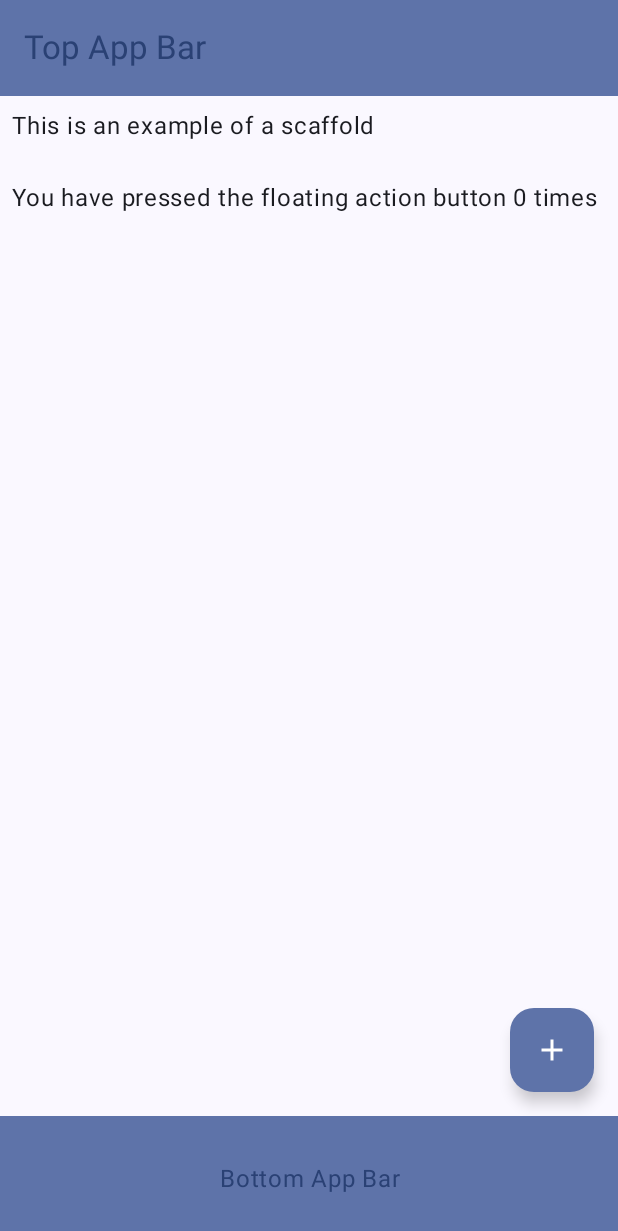
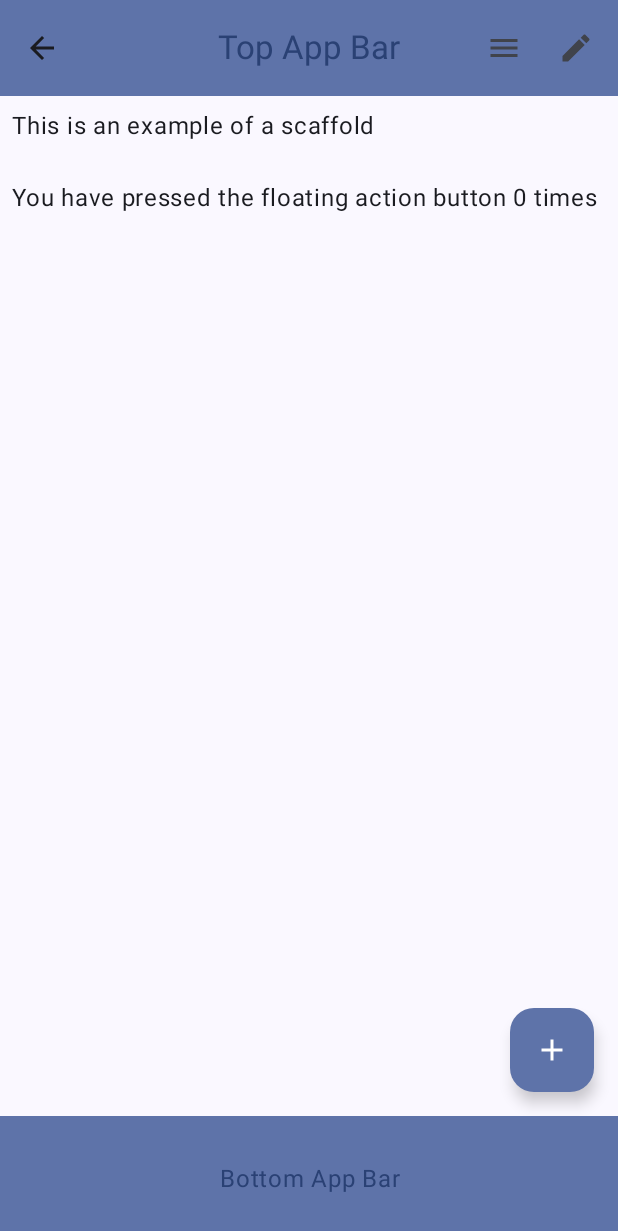
Before and after one commit to ji-circle/mobile6, an Android app built with Jetpack Compose: the screen it shows after launch (MainActivity), on a phone screen of 412 x 824 dp. Shown: the top 1231 px of the screen. Run offline under Robolectric (Android 15) with nearby library versions, the phone set to English and light mode, and no system bars.

Commit message:
add: topappbar 정렬, 뒤로가기, 메뉴 액션 등

```diff
--- a/app/src/main/java/com/example/secondapp6/MainActivity.kt
+++ b/app/src/main/java/com/example/secondapp6/MainActivity.kt
@@ -10,11 +10,16 @@ import androidx.compose.foundation.layout.fillMaxSize
 import androidx.compose.foundation.layout.fillMaxWidth
 import androidx.compose.foundation.layout.padding
 import androidx.compose.material.icons.Icons
+import androidx.compose.material.icons.automirrored.filled.ArrowBack
 import androidx.compose.material.icons.filled.Add
+import androidx.compose.material.icons.filled.Edit
+import androidx.compose.material.icons.filled.Menu
 import androidx.compose.material3.BottomAppBar
+import androidx.compose.material3.CenterAlignedTopAppBar
 import androidx.compose.material3.ExperimentalMaterial3Api
 import androidx.compose.material3.FloatingActionButton
 import androidx.compose.material3.Icon
+import androidx.compose.material3.IconButton
 import androidx.compose.material3.MaterialTheme
 import androidx.compose.material3.Scaffold
 import androidx.compose.material3.Text
@@ -34,83 +39,54 @@ import androidx.compose.ui.unit.dp
 import com.example.secondapp6.ui.theme.SecondApp6Theme
 
 class MainActivity : ComponentActivity() {
-    //아래에서 Scaffold 이하 내용 복사해서 옮겨넣으면서 api 어쩌구를 opt in for 했음... 그래서 아래 코드 없앰
-//    @OptIn(ExperimentalMaterial3Api::class)
+
     override fun onCreate(savedInstanceState: Bundle?) {
         super.onCreate(savedInstanceState)
         enableEdgeToEdge()
         setContent {
             SecondApp6Theme {
-                //scaffold = 틀...
-                //  modifier 부분을 지웠음
-//                Scaffold(modifier = Modifier.fillMaxSize()) { innerPadding ->
-//                Scaffold(
-//                    topBar = {
-//                        TopAppBar(
-//                            colors = topAppBarColors(
-//                                containerColor = MaterialTheme.colorScheme.primaryContainer,
-//                                titleContentColor = MaterialTheme.colorScheme.primary
-//                            ),
-//                            title = { Text("Top App Bar") }
-//                        )
-//                    },
-//                    bottomBar = {
-//                        BottomAppBar(
-//                            containerColor = MaterialTheme.colorScheme.primaryContainer,
-//                            contentColor = MaterialTheme.colorScheme.primary
-//                        ) {
-//                            Text(
-//                                modifier = Modifier.fillMaxWidth(),
-//                                textAlign = TextAlign.Center,
-//                                text = "Bottom App Bar"
-//                            )
-//                        }
-//                    },
-//                    floatingActionButton = {
-//                        FloatingActionButton(onClick = {}) {
-//                            Icon(imageVector = Icons.Default.Add, contentDescription = "Add")
-//                        }
-//                    }
-//                ) { innerPadding ->
-//                    Column(
-//                        verticalArrangement = Arrangement.spacedBy(16.dp),
-//                        modifier = Modifier.padding(innerPadding)
-//                    ) {
-//                        Text(
-//                            modifier = Modifier.padding((8.dp)),
-//                            text =
-//                                """
-//                                    This is an example of a scaffold
-//
-//                                    You have pressed the floating action button x times
-//                                """.trimIndent()
-//                        )
-//                    }
-//                }
-                //위 코드 옮긴 후 아래 코드 추가했음
+
                 ScaffoldExample()
             }
         }
     }
 }
 
-//위의 scaffold가 상태를 가지는 함수를 가지고 있어야 위 텍스트의 x의 숫자를 바꿀 수 있음...
-// 상태를 가지는 함수를 만들기
 @OptIn(ExperimentalMaterial3Api::class)
 @Composable
-fun ScaffoldExample(){
-    //상태를 나타내는 변수 (우린 정수로 나타낼거라 int로 함)
-    var presses by rememberSaveable {mutableIntStateOf(0)}
+fun ScaffoldExample() {
+    var presses by rememberSaveable { mutableIntStateOf(0) }
 
-    //위에 적었던 코드의 Scaffold 이하 전체를 복사해 옮겨넣음
     Scaffold(
         topBar = {
-            TopAppBar(
+            //가운데정렬 하기 위해 centeralignedTopappbar
+//            TopAppBar(
+            CenterAlignedTopAppBar(
                 colors = topAppBarColors(
                     containerColor = MaterialTheme.colorScheme.primaryContainer,
                     titleContentColor = MaterialTheme.colorScheme.primary
                 ),
-                title = { Text("Top App Bar") }
+                title = { Text("Top App Bar") },
+                //네비게이션 아이콘 (뒤로가기)
+                navigationIcon = {
+                    IconButton(onClick = {}) {
+                        Icon(imageVector = Icons.AutoMirrored.Filled.ArrowBack, contentDescription = "Some Description")
+                    }
+                },
+                //액션
+                //  액션의 디폴트 레이아웃이 row임... row를 굳이 명시하지 않아도 이건 row로 구성될 것임...
+                //     row scope로 되어있어서 컴포저블이 다 row로 자동으로 구성되는 것임
+                //    우측에 메뉴 버튼 생김...
+                actions = {
+                    //액션즈 라서 여러 개 만들 수 있음... 우측으로 더 생김.
+                    IconButton(onClick = {}) {
+                        Icon(imageVector = Icons.Filled.Menu, contentDescription = "Menu")
+                    }
+                    IconButton(onClick = {}) {
+                        Icon(imageVector = Icons.Filled.Edit, contentDescription = "Menu")
+                    }
+
+                }
             )
         },
         bottomBar = {
@@ -126,8 +102,7 @@ fun ScaffoldExample(){
             }
         },
         floatingActionButton = {
-            //클릭할때마다 1만큼 증가
-            FloatingActionButton(onClick = {presses += 1}) {
+            FloatingActionButton(onClick = { presses += 1 }) {
                 Icon(imageVector = Icons.Default.Add, contentDescription = "Add")
             }
         }
@@ -145,7 +120,6 @@ fun ScaffoldExample(){
                                     You have pressed the floating action button $presses times
                                 """.trimIndent()
             )
-            //$presses를 텍스트 안에 넣어줌
         }
     }
 }
```
